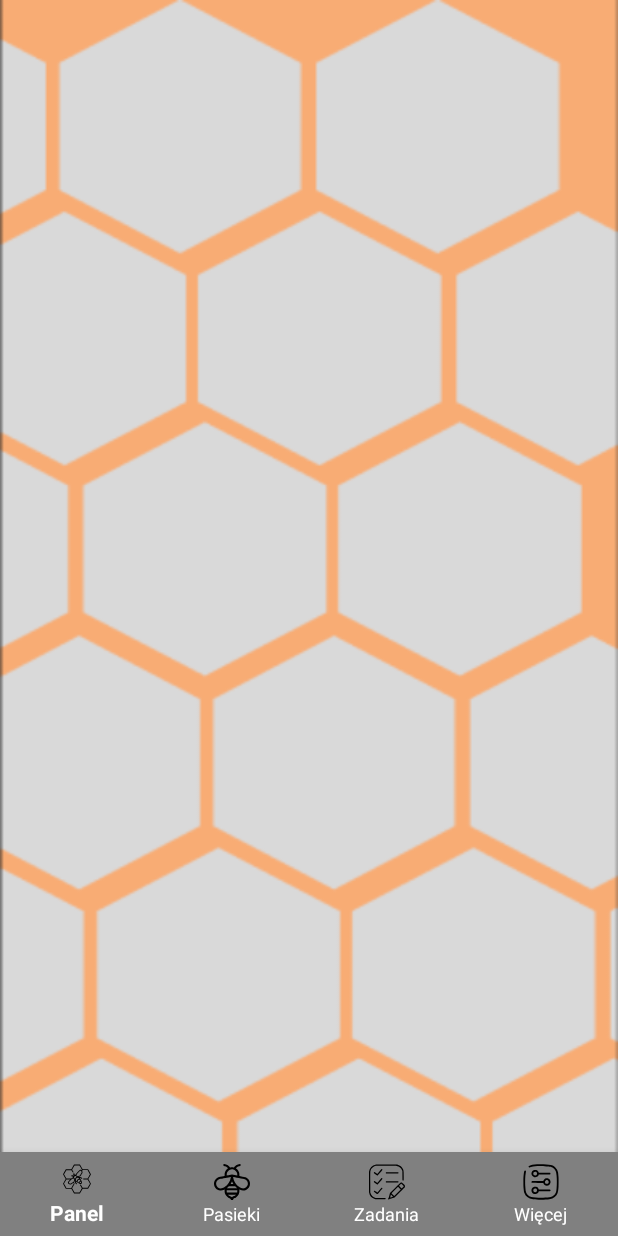
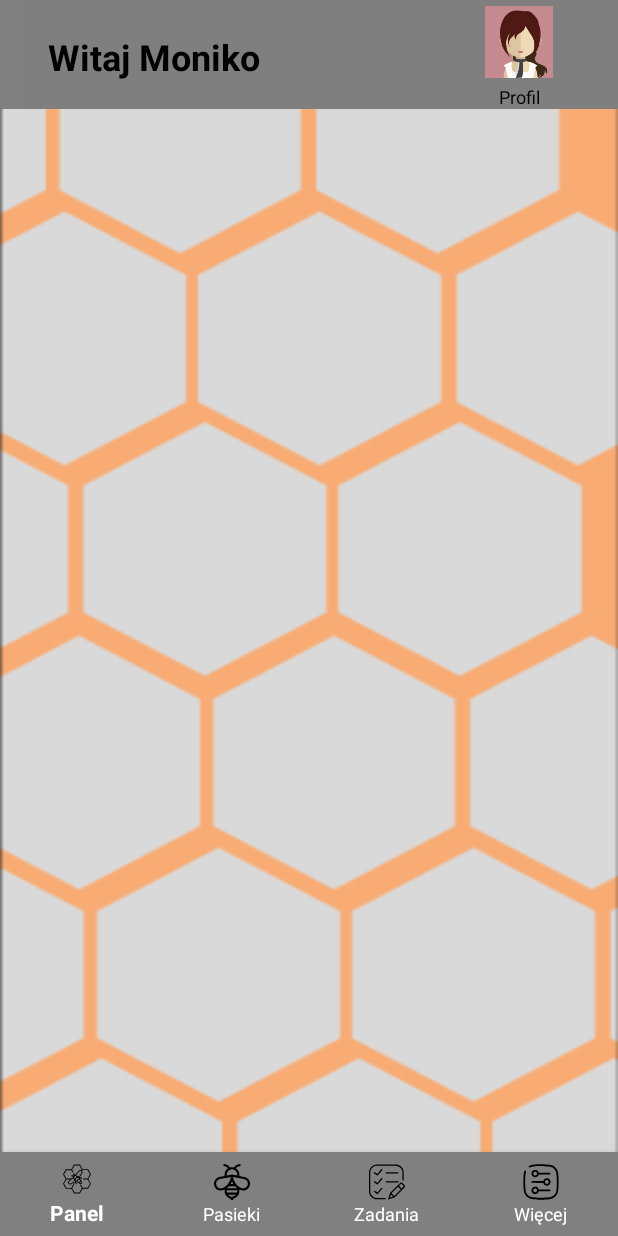
Before and after one commit to jordanrafalm/PasiekaApp, an Android app built with Jetpack Compose: the DashboardActivity screen opened directly, with no data from a screen before it, on a phone screen of 412 x 824 dp. Run offline under Robolectric (Android 15) with nearby library versions, the phone set to English and light mode, and no system bars.

Commit message:
add toolbar to dashboard

```diff
--- a/app/src/main/java/com/example/pasiekaapp/DashboardActivity.kt
+++ b/app/src/main/java/com/example/pasiekaapp/DashboardActivity.kt
@@ -1,21 +1,26 @@
 package com.example.pasiekaapp
 
 import android.os.Bundle
-import androidx.activity.enableEdgeToEdge
+
 import androidx.appcompat.app.AppCompatActivity
-import androidx.core.view.ViewCompat
-import androidx.core.view.WindowInsetsCompat
-import androidx.navigation.fragment.NavHostFragment
-import com.google.android.material.bottomnavigation.BottomNavigationView
+import androidx.appcompat.widget.Toolbar
+import androidx.fragment.app.FragmentTransaction
+import com.example.app.ui.fragments.AvatarFragment
 
 class DashboardActivity : AppCompatActivity() {
     override fun onCreate(savedInstanceState: Bundle?) {
         super.onCreate(savedInstanceState)
-        enableEdgeToEdge()
         setContentView(R.layout.activity_dashboard)
 
+        val toolbar = findViewById<Toolbar>(R.id.toolbar)
+        setSupportActionBar(toolbar)
 
 
+        val awatarFragment = AvatarFragment()
+        supportFragmentManager.beginTransaction()
+            .replace(R.id.toolbar, awatarFragment)
+            .setTransition(FragmentTransaction.TRANSIT_FRAGMENT_FADE)
+            .commit()
 
-    }
+  }
 }
--- a/app/src/main/res/layout/activity_dashboard.xml
+++ b/app/src/main/res/layout/activity_dashboard.xml
@@ -6,6 +6,16 @@
     android:layout_height="match_parent"
     android:background="@drawable/tlo"
     tools:context=".ui.activities.DashboardActivity">
+
+    <androidx.appcompat.widget.Toolbar
+        android:id="@+id/toolbar"
+        android:layout_width="0dp"
+        android:layout_height="wrap_content"
+        android:background="@color/bottom_nav_background"
+        app:popupTheme="@style/ThemeOverlay.AppCompat.Light"
+        app:layout_constraintTop_toTopOf="parent"
+        app:layout_constraintStart_toStartOf="parent"
+        app:layout_constraintEnd_toEndOf="parent" />
 
     <androidx.fragment.app.FragmentContainerView
         android:id="@+id/fragmentContainerView"
--- a/app/src/main/res/layout/fragment_avatar.xml
+++ b/app/src/main/res/layout/fragment_avatar.xml
@@ -26,23 +26,24 @@
         android:id="@+id/profileImageView"
         android:layout_width="48dp"
         android:layout_height="48dp"
-        android:layout_marginStart="342dp"
         android:layout_marginTop="4dp"
+        android:layout_marginEnd="24dp"
         android:src="@drawable/awatar"
         app:layout_constraintEnd_toEndOf="parent"
-        app:layout_constraintHorizontal_bias="0.0"
-        app:layout_constraintStart_toStartOf="@+id/welcomeTextView"
+        app:layout_constraintHorizontal_bias="0.858"
+        app:layout_constraintStart_toEndOf="@+id/welcomeTextView"
         app:layout_constraintTop_toTopOf="parent" />
 
     <TextView
         android:id="@+id/profileTextView"
         android:layout_width="wrap_content"
         android:layout_height="wrap_content"
-android:layout_marginEnd="16dp"
+        android:layout_marginTop="4dp"
+        android:layout_marginEnd="52dp"
         android:text="Profil"
         android:textColor="@android:color/black"
         android:textSize="12sp"
-app:layout_constraintTop_toBottomOf="@id/profileImageView"
-app:layout_constraintEnd_toEndOf="parent"/>
+        app:layout_constraintEnd_toEndOf="parent"
+        app:layout_constraintTop_toBottomOf="@+id/profileImageView" />
 
 </androidx.constraintlayout.widget.ConstraintLayout>
```
Also changed, not shown: app/src/main/java/com/example/pasiekaapp/AvatarFragment.kt (+2 -43 lines). Lines whose indentation alone changed are shown as unchanged.
